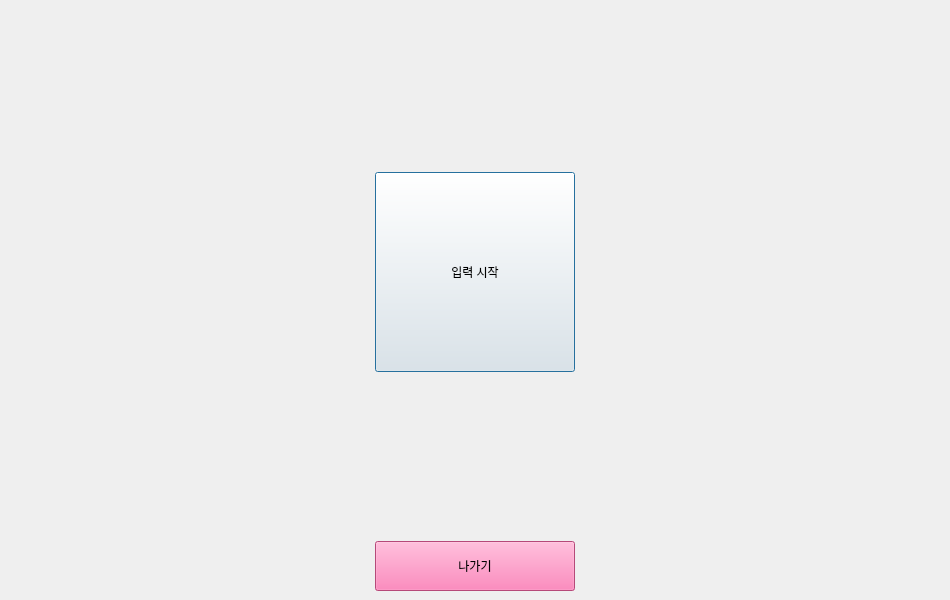
Old version of the form front/aipage/ai_Dialog.ui in the repository LeeHuSeong/Kiosk_AI.
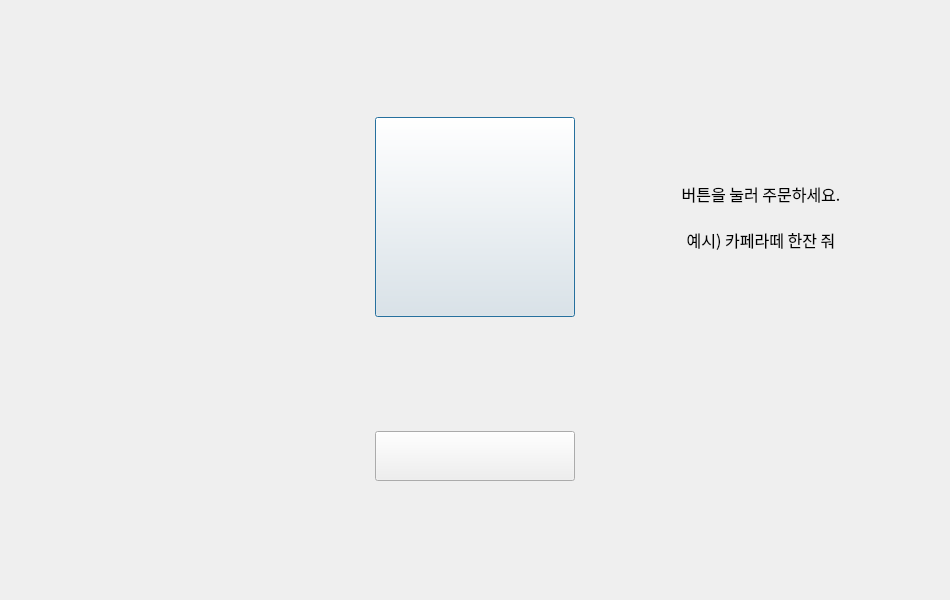
New version of the form. The open tabs and pages were chosen to show the change. Icons and pictures are not drawn.

The edit to the form file:
```diff
--- a/front/aipage/ai_Dialog.ui
+++ b/front/aipage/ai_Dialog.ui
@@ -34,6 +34,42 @@
   <property name="windowTitle">
    <string>Dialog</string>
   </property>
+  <property name="styleSheet">
+   <string notr="true">#Dialog {
+	border-image: url(:/.all/src/BG2.png);
+}
+
+#btn_start {
+	
+	border-image: url(:/-1_aiDialog/src/aiDialog1_O.png);
+}
+
+#btn_start:hover {
+	
+	border-image: url(:/-1_aiDialog/src/aiDialog1_P.png);
+}
+
+#btn_start:pressed {
+	
+	border-image: url(:/-1_aiDialog/src/aiDialog1_H.png);
+}
+
+#btn_start:checked {
+	
+	border-image: url(:/-1_aiDialog/src/aiDialog1_H.png);
+}
+
+#btn_quit {
+	
+	border-image: url(:/-1_aiDialog/src/aiDialog2_O.png);
+}
+
+#btn_quit:hover {
+	
+	border-image: url(:/-1_aiDialog/src/aiDialog2_H.png);
+}
+</string>
+  </property>
   <layout class="QGridLayout" name="gridLayout">
    <property name="leftMargin">
     <number>0</number>
@@ -57,7 +93,30 @@
      </property>
      <widget class="QWidget" name="page">
       <layout class="QGridLayout" name="gridLayout_2">
-       <item row="2" column="0">
+       <item row="0" column="2">
+        <widget class="QLabel" name="label">
+         <property name="font">
+          <font>
+           <family>HY그래픽M</family>
+           <pointsize>12</pointsize>
+           <weight>50</weight>
+           <bold>false</bold>
+          </font>
+         </property>
+         <property name="text">
+          <string>버튼을 눌러 주문하세요.
+
+예시) 카페라떼 한잔 줘</string>
+         </property>
+         <property name="alignment">
+          <set>Qt::AlignCenter</set>
+         </property>
+         <property name="textInteractionFlags">
+          <set>Qt::NoTextInteraction</set>
+         </property>
+        </widget>
+       </item>
+       <item row="0" column="1">
         <widget class="QPushButton" name="btn_start">
          <property name="minimumSize">
           <size>
@@ -72,24 +131,24 @@
           </size>
          </property>
          <property name="text">
-          <string>입력 시작</string>
+          <string/>
          </property>
+         <property name="checkable">
+          <bool>true</bool>
+         </property>
+         <property name="checked">
+          <bool>false</bool>
+         </property>
         </widget>
        </item>
-       <item row="1" column="0">
-        <spacer name="verticalSpacer">
-         <property name="orientation">
-          <enum>Qt::Vertical</enum>
+       <item row="0" column="0">
+        <widget class="QLabel" name="label_2">
+         <property name="text">
+          <string/>
          </property>
-         <property name="sizeHint" stdset="0">
-          <size>
-           <width>20</width>
-           <height>40</height>
-          </size>
-         </property>
-        </spacer>
+        </widget>
        </item>
-       <item row="4" column="0">
+       <item row="1" column="1">
         <widget class="QPushButton" name="btn_quit">
          <property name="minimumSize">
           <size>
@@ -103,29 +162,11 @@
            <height>50</height>
           </size>
          </property>
-         <property name="styleSheet">
-          <string notr="true">QPushButton {
-	background-color: rgb(255, 102, 170);
-}</string>
-         </property>
          <property name="text">
-          <string>나가기</string>
+          <string/>
          </property>
         </widget>
        </item>
-       <item row="3" column="0">
-        <spacer name="verticalSpacer_2">
-         <property name="orientation">
-          <enum>Qt::Vertical</enum>
-         </property>
-         <property name="sizeHint" stdset="0">
-          <size>
-           <width>20</width>
-           <height>40</height>
-          </size>
-         </property>
-        </spacer>
-       </item>
       </layout>
      </widget>
      <widget class="QWidget" name="page_InExact">
```
Left out of the diff: 17 changed lines with no effect on the pictures.
